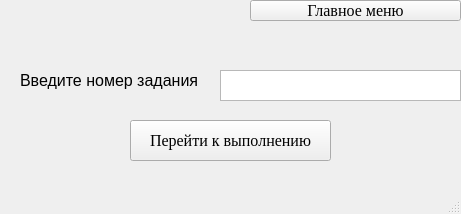
Topando/PYQT5_PROJECT, file PyQT5_Project/Interface/TaskWindow.ui: the form before one commit.
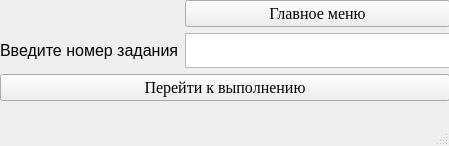
The form after the commit.

```diff
--- a/PyQT5_Project/Interface/TaskWindow.ui
+++ b/PyQT5_Project/Interface/TaskWindow.ui
@@ -6,8 +6,8 @@
    <rect>
     <x>0</x>
     <y>0</y>
-    <width>461</width>
-    <height>214</height>
+    <width>449</width>
+    <height>146</height>
    </rect>
   </property>
   <property name="font">
@@ -20,28 +20,25 @@
    <string>MainWindow</string>
   </property>
   <widget class="QWidget" name="centralwidget">
-   <widget class="QPushButton" name="pushButton">
+   <widget class="QWidget" name="layoutWidget">
     <property name="geometry">
      <rect>
-      <x>130</x>
-      <y>120</y>
-      <width>201</width>
-      <height>41</height>
+      <x>0</x>
+      <y>0</y>
+      <width>450</width>
+      <height>101</height>
      </rect>
     </property>
+    <layout class="QGridLayout" name="gridLayout">
+     <item row="0" column="1">
+      <widget class="QPushButton" name="pushButton_2">
     <property name="text">
-     <string>Перейти к выполнению</string>
-    </property>
-   </widget>
+        <string>Главное меню</string>
+       </property>
+      </widget>
+     </item>
+     <item row="1" column="0">
    <widget class="QLabel" name="label">
-    <property name="geometry">
-     <rect>
-      <x>20</x>
-      <y>60</y>
-      <width>201</width>
-      <height>41</height>
-     </rect>
-    </property>
     <property name="font">
      <font>
       <family>MS Sans Serif</family>
@@ -54,28 +51,18 @@
      <string>Введите номер задания</string>
     </property>
    </widget>
-   <widget class="QTextEdit" name="textEdit">
-    <property name="geometry">
-     <rect>
-      <x>220</x>
-      <y>70</y>
-      <width>241</width>
-      <height>31</height>
-     </rect>
-    </property>
-   </widget>
-   <widget class="QPushButton" name="pushButton_2">
-    <property name="geometry">
-     <rect>
-      <x>250</x>
-      <y>0</y>
-      <width>211</width>
-      <height>21</height>
-     </rect>
-    </property>
+     </item>
+     <item row="1" column="1">
+      <widget class="QTextEdit" name="textEdit"/>
+     </item>
+     <item row="2" column="0" colspan="2">
+      <widget class="QPushButton" name="pushButton">
     <property name="text">
-     <string>Главное меню</string>
-    </property>
+        <string>Перейти к выполнению</string>
+       </property>
+      </widget>
+     </item>
+    </layout>
    </widget>
   </widget>
   <widget class="QMenuBar" name="menubar">
```
Left out of the diff: 2 changed lines with no effect on the pictures. Lines whose indentation alone changed are shown as unchanged.
